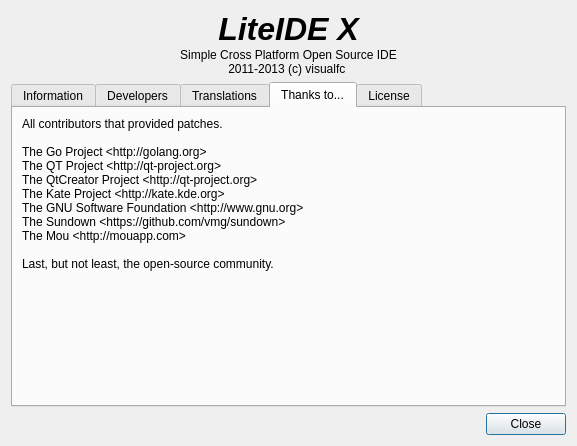
Before: the Qt Designer form liteidex/src/liteapp/aboutdialog.ui in visualfc/liteide, drawn with Qt 5.
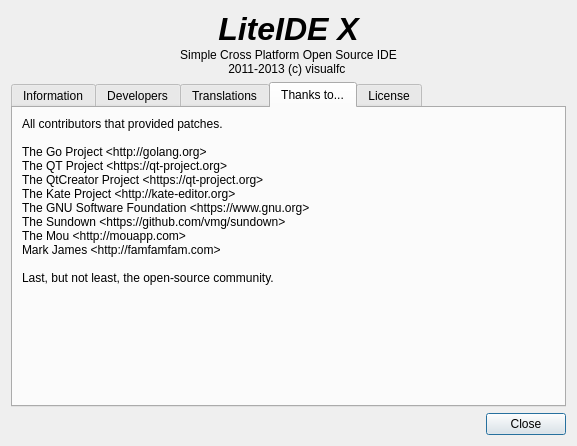
After: the same form once the commit is applied. The open tabs and pages were chosen to show the change. Icons and pictures are not drawn.

Commit message:
Improved "move to" icon visibility for black.qss
Adds a credit to Mark James for the new icon due to license requirement.

```diff
--- a/liteidex/src/liteapp/aboutdialog.ui
+++ b/liteidex/src/liteapp/aboutdialog.ui
@@ -500,12 +500,13 @@
 &lt;p style=&quot; margin-top:0px; margin-bottom:0px; margin-left:0px; margin-right:0px; -qt-block-indent:0; text-indent:0px;&quot;&gt;All contributors that provided patches.&lt;/p&gt;
 &lt;p style=&quot;-qt-paragraph-type:empty; margin-top:0px; margin-bottom:0px; margin-left:0px; margin-right:0px; -qt-block-indent:0; text-indent:0px;&quot;&gt;&lt;br /&gt;&lt;/p&gt;
 &lt;p style=&quot; margin-top:0px; margin-bottom:0px; margin-left:0px; margin-right:0px; -qt-block-indent:0; text-indent:0px;&quot;&gt;The Go Project &amp;lt;http://golang.org&amp;gt;&lt;/p&gt;
-&lt;p style=&quot; margin-top:0px; margin-bottom:0px; margin-left:0px; margin-right:0px; -qt-block-indent:0; text-indent:0px;&quot;&gt;The QT Project &amp;lt;http://qt-project.org&amp;gt;&lt;/p&gt;
-&lt;p style=&quot; margin-top:0px; margin-bottom:0px; margin-left:0px; margin-right:0px; -qt-block-indent:0; text-indent:0px;&quot;&gt;The QtCreator Project &amp;lt;http://qt-project.org&amp;gt;&lt;/p&gt;
-&lt;p style=&quot; margin-top:0px; margin-bottom:0px; margin-left:0px; margin-right:0px; -qt-block-indent:0; text-indent:0px;&quot;&gt;The Kate Project &amp;lt;http://kate.kde.org&amp;gt;&lt;/p&gt;
-&lt;p style=&quot; margin-top:0px; margin-bottom:0px; margin-left:0px; margin-right:0px; -qt-block-indent:0; text-indent:0px;&quot;&gt;The GNU Software Foundation &amp;lt;http://www.gnu.org&amp;gt;&lt;/p&gt;
+&lt;p style=&quot; margin-top:0px; margin-bottom:0px; margin-left:0px; margin-right:0px; -qt-block-indent:0; text-indent:0px;&quot;&gt;The QT Project &amp;lt;https://qt-project.org&amp;gt;&lt;/p&gt;
+&lt;p style=&quot; margin-top:0px; margin-bottom:0px; margin-left:0px; margin-right:0px; -qt-block-indent:0; text-indent:0px;&quot;&gt;The QtCreator Project &amp;lt;https://qt-project.org&amp;gt;&lt;/p&gt;
+&lt;p style=&quot; margin-top:0px; margin-bottom:0px; margin-left:0px; margin-right:0px; -qt-block-indent:0; text-indent:0px;&quot;&gt;The Kate Project &amp;lt;http://kate-editor.org&amp;gt;&lt;/p&gt;
+&lt;p style=&quot; margin-top:0px; margin-bottom:0px; margin-left:0px; margin-right:0px; -qt-block-indent:0; text-indent:0px;&quot;&gt;The GNU Software Foundation &amp;lt;https://www.gnu.org&amp;gt;&lt;/p&gt;
 &lt;p style=&quot; margin-top:0px; margin-bottom:0px; margin-left:0px; margin-right:0px; -qt-block-indent:0; text-indent:0px;&quot;&gt;The Sundown &amp;lt;https://github.com/vmg/sundown&amp;gt;&lt;/p&gt;
 &lt;p style=&quot; margin-top:0px; margin-bottom:0px; margin-left:0px; margin-right:0px; -qt-block-indent:0; text-indent:0px;&quot;&gt;The Mou &amp;lt;http://mouapp.com&amp;gt;&lt;/p&gt;
+&lt;p style=&quot; margin-top:0px; margin-bottom:0px; margin-left:0px; margin-right:0px; -qt-block-indent:0; text-indent:0px;&quot;&gt;Mark James &amp;lt;http://famfamfam.com&amp;gt;&lt;/p&gt;
 &lt;p style=&quot;-qt-paragraph-type:empty; margin-top:0px; margin-bottom:0px; margin-left:0px; margin-right:0px; -qt-block-indent:0; text-indent:0px;&quot;&gt;&lt;br /&gt;&lt;/p&gt;
 &lt;p style=&quot; margin-top:0px; margin-bottom:0px; margin-left:0px; margin-right:0px; -qt-block-indent:0; text-indent:0px;&quot;&gt;Last, but not least, the open-source community.&lt;/p&gt;&lt;/body&gt;&lt;/html&gt;</string>
          </property>
```
The commit also changes 1 other file.
